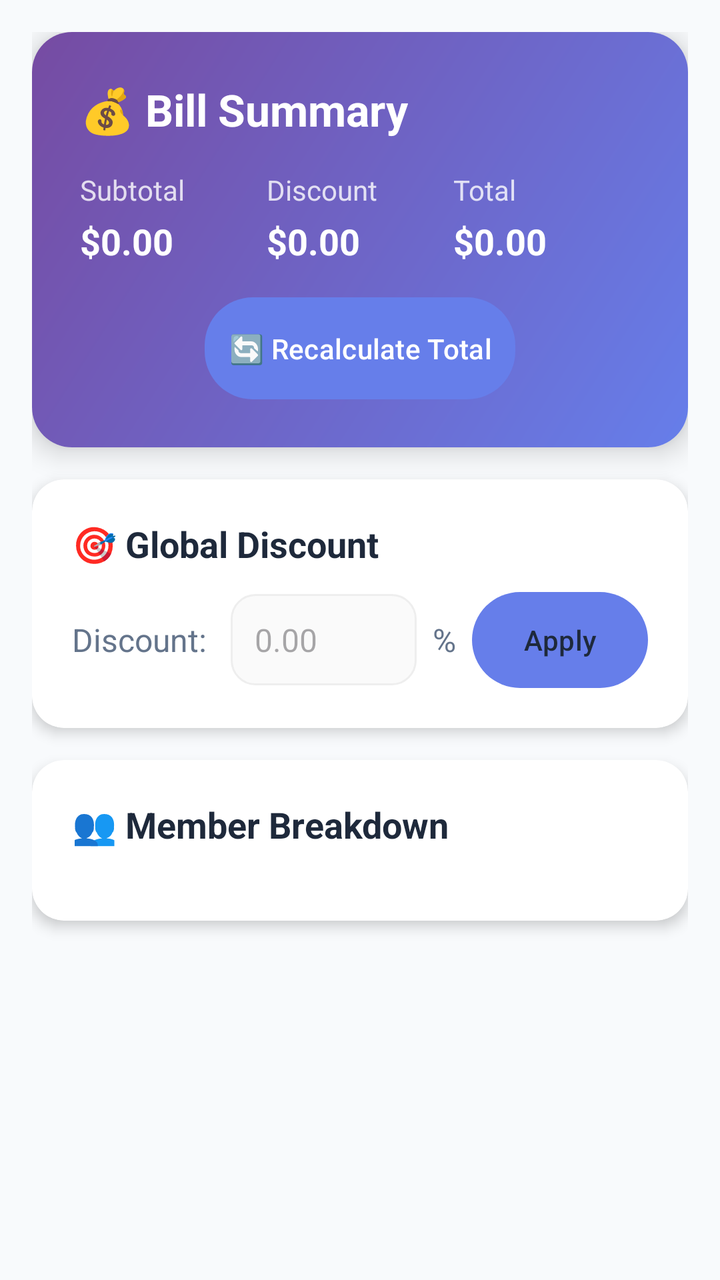
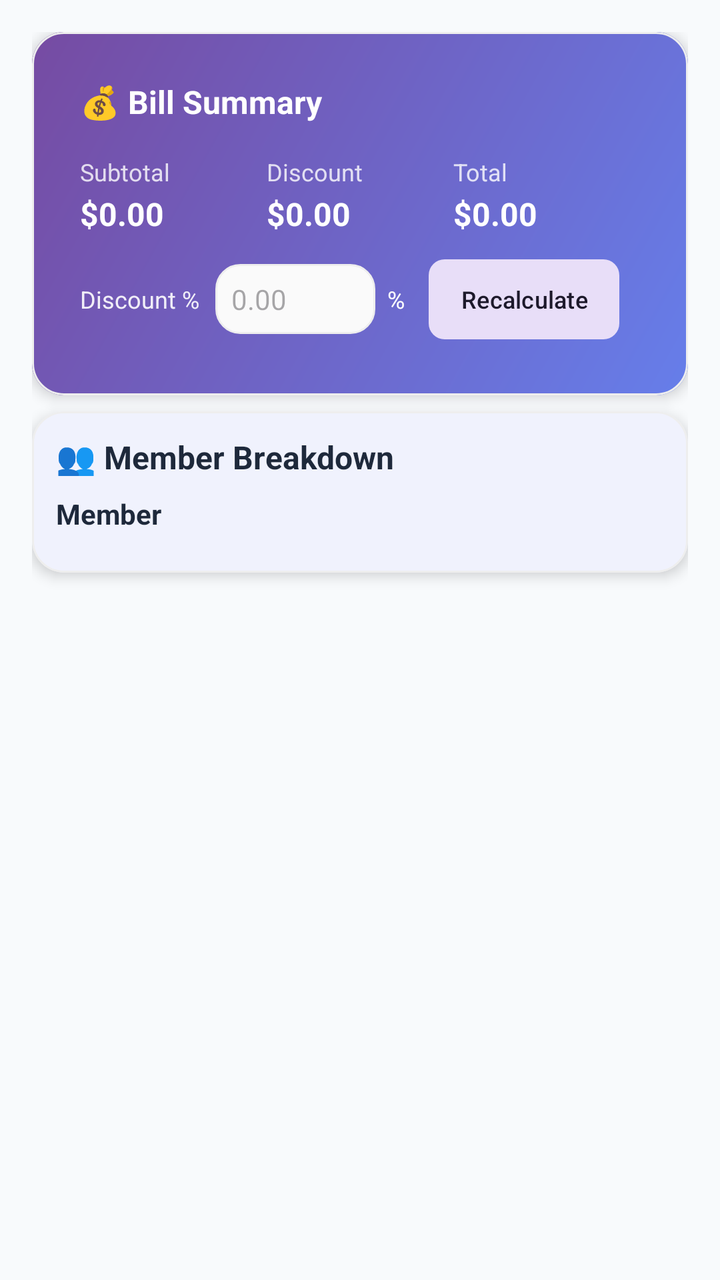

Compare the two renders of this Android layout. The source of the first and the diff that turns it into the second are given below.
<!-- AndroidManifest.xml: application theme Theme.NewtownBillSplitter -->
<!-- res/layout/fragment_totals.xml -->
<?xml version="1.0" encoding="utf-8"?>
<ScrollView xmlns:android="http://schemas.android.com/apk/res/android"
    xmlns:app="http://schemas.android.com/apk/res-auto"
    android:layout_width="match_parent"
    android:layout_height="match_parent"
    android:background="@color/background_primary"
    android:fillViewport="true">

    <LinearLayout
        android:layout_width="match_parent"
        android:layout_height="wrap_content"
        android:orientation="vertical"
        android:padding="16dp">

        
        <androidx.cardview.widget.CardView
            android:layout_width="match_parent"
            android:layout_height="wrap_content"
            android:layout_marginBottom="16dp"
            app:cardBackgroundColor="@color/background_card"
            app:cardCornerRadius="20dp"
            app:cardElevation="8dp">

            <LinearLayout
                android:layout_width="match_parent"
                android:layout_height="wrap_content"
                android:background="@drawable/gradient_primary"
                android:orientation="vertical"
                android:padding="24dp">

                <TextView
                    android:layout_width="wrap_content"
                    android:layout_height="wrap_content"
                    android:text="💰 Bill Summary"
                    android:textColor="@color/text_inverse"
                    android:textSize="22sp"
                    android:textStyle="bold" />

                <LinearLayout
                    android:layout_width="match_parent"
                    android:layout_height="wrap_content"
                    android:layout_marginTop="16dp"
                    android:orientation="horizontal">

                    <LinearLayout
                        android:layout_width="0dp"
                        android:layout_height="wrap_content"
                        android:layout_weight="1"
                        android:orientation="vertical">

                        <TextView
                            android:layout_width="wrap_content"
                            android:layout_height="wrap_content"
                            android:text="Subtotal"
                            android:textColor="@color/text_inverse"
                            android:textSize="14sp"
                            android:alpha="0.8" />

                        <TextView
                            android:id="@+id/subtotalText"
                            android:layout_width="wrap_content"
                            android:layout_height="wrap_content"
                            android:layout_marginTop="4dp"
                            android:text="$0.00"
                            android:textColor="@color/text_inverse"
                            android:textSize="18sp"
                            android:textStyle="bold" />

                    </LinearLayout>

                    <LinearLayout
                        android:layout_width="0dp"
                        android:layout_height="wrap_content"
                        android:layout_weight="1"
                        android:orientation="vertical">

                        <TextView
                            android:layout_width="wrap_content"
                            android:layout_height="wrap_content"
                            android:text="Discount"
                            android:textColor="@color/text_inverse"
                            android:textSize="14sp"
                            android:alpha="0.8" />

                        <TextView
                            android:id="@+id/discountText"
                            android:layout_width="wrap_content"
                            android:layout_height="wrap_content"
                            android:layout_marginTop="4dp"
                            android:text="$0.00"
                            android:textColor="@color/text_inverse"
                            android:textSize="18sp"
                            android:textStyle="bold" />

                    </LinearLayout>

                    <LinearLayout
                        android:layout_width="0dp"
                        android:layout_height="wrap_content"
                        android:layout_weight="1"
                        android:orientation="vertical">

                        <TextView
                            android:layout_width="wrap_content"
                            android:layout_height="wrap_content"
                            android:text="Total"
                            android:textColor="@color/text_inverse"
                            android:textSize="14sp"
                            android:alpha="0.8" />

                        <TextView
                            android:id="@+id/totalText"
                            android:layout_width="wrap_content"
                            android:layout_height="wrap_content"
                            android:layout_marginTop="4dp"
                            android:text="$0.00"
                            android:textColor="@color/text_inverse"
                            android:textSize="18sp"
                            android:textStyle="bold" />

                    </LinearLayout>

                </LinearLayout>

                
                <Button
                    android:id="@+id/recalculateTotalButton"
                    android:layout_width="wrap_content"
                    android:layout_height="wrap_content"
                    android:layout_marginTop="16dp"
                    android:layout_gravity="center"
                    android:text="🔄 Recalculate Total"
                    android:textColor="@color/text_inverse"
                    android:background="@drawable/button_background_selector"
                    android:padding="12dp"
                    android:textSize="14sp" />

            </LinearLayout>

        </androidx.cardview.widget.CardView>

        
        <androidx.cardview.widget.CardView
            android:layout_width="match_parent"
            android:layout_height="wrap_content"
            android:layout_marginBottom="16dp"
            app:cardBackgroundColor="@color/background_card"
            app:cardCornerRadius="16dp"
            app:cardElevation="4dp">

            <LinearLayout
                android:layout_width="match_parent"
                android:layout_height="wrap_content"
                android:orientation="vertical"
                android:padding="20dp">

                <TextView
                    android:layout_width="wrap_content"
                    android:layout_height="wrap_content"
                    android:text="🎯 Global Discount"
                    android:textColor="@color/text_primary"
                    android:textSize="18sp"
                    android:textStyle="bold" />

                <LinearLayout
                    android:layout_width="match_parent"
                    android:layout_height="wrap_content"
                    android:layout_marginTop="12dp"
                    android:gravity="center_vertical"
                    android:orientation="horizontal">

                    <TextView
                        android:layout_width="wrap_content"
                        android:layout_height="wrap_content"
                        android:text="Discount:"
                        android:textColor="@color/text_secondary"
                        android:textSize="16sp" />

                    <EditText
                        android:id="@+id/discountEditText"
                        android:layout_width="0dp"
                        android:layout_height="wrap_content"
                        android:layout_marginStart="12dp"
                        android:layout_weight="1"
                        android:background="@drawable/modern_input_background"
                        android:hint="0.00"
                        android:inputType="numberDecimal"
                        android:padding="12dp"
                        android:textColor="@color/text_primary"
                        android:textSize="16sp" />

                    <TextView
                        android:layout_width="wrap_content"
                        android:layout_height="wrap_content"
                        android:layout_marginStart="8dp"
                        android:text="%"
                        android:textColor="@color/text_secondary"
                        android:textSize="16sp" />

                    <Button
                        android:id="@+id/applyDiscountButton"
                        android:layout_width="wrap_content"
                        android:layout_height="wrap_content"
                        android:layout_marginStart="8dp"
                        android:text="Apply"
                        android:textSize="14sp"
                        android:background="@drawable/button_background_selector"
                        android:textColor="@color/text_primary"
                        android:padding="8dp" />

                </LinearLayout>

            </LinearLayout>

        </androidx.cardview.widget.CardView>

        
        <androidx.cardview.widget.CardView
            android:id="@+id/dealsDiscountsCard"
            android:layout_width="match_parent"
            android:layout_height="wrap_content"
            android:layout_marginBottom="16dp"
            android:visibility="gone"
            app:cardBackgroundColor="@color/background_card"
            app:cardCornerRadius="16dp"
            app:cardElevation="4dp">

            <LinearLayout
                android:layout_width="match_parent"
                android:layout_height="wrap_content"
                android:orientation="vertical"
                android:padding="20dp">

                <TextView
                    android:layout_width="wrap_content"
                    android:layout_height="wrap_content"
                    android:text="🎉 Deals &amp; Discounts"
                    android:textColor="@color/text_primary"
                    android:textSize="18sp"
                    android:textStyle="bold" />

                <TextView
                    android:id="@+id/dealsDiscountsText"
                    android:layout_width="match_parent"
                    android:layout_height="wrap_content"
                    android:layout_marginTop="12dp"
                    android:textColor="@color/text_secondary"
                    android:textSize="16sp"
                    android:lineSpacingExtra="4dp" />

            </LinearLayout>

        </androidx.cardview.widget.CardView>

        
        <androidx.cardview.widget.CardView
            android:layout_width="match_parent"
            android:layout_height="wrap_content"
            android:layout_marginBottom="16dp"
            app:cardBackgroundColor="@color/background_card"
            app:cardCornerRadius="16dp"
            app:cardElevation="4dp">

            <LinearLayout
                android:layout_width="match_parent"
                android:layout_height="wrap_content"
                android:orientation="vertical"
                android:padding="20dp">

                <TextView
                    android:layout_width="wrap_content"
                    android:layout_height="wrap_content"
                    android:text="👥 Member Breakdown"
                    android:textColor="@color/text_primary"
                    android:textSize="18sp"
                    android:textStyle="bold" />

                <androidx.recyclerview.widget.RecyclerView
                    android:id="@+id/memberBreakdownRecyclerView"
                    android:layout_width="match_parent"
                    android:layout_height="wrap_content"
                    android:layout_marginTop="16dp"
                    android:nestedScrollingEnabled="true"
                    android:scrollbars="vertical" />

            </LinearLayout>

        </androidx.cardview.widget.CardView>

    </LinearLayout>

</ScrollView>
<!-- resources referenced by this layout -->
<resources>
  <color name="background_card">#ffffff</color>
  <color name="background_primary">#f8fafc</color>
  <color name="text_inverse">#ffffff</color>
  <color name="text_primary">#1e293b</color>
  <color name="text_secondary">#64748b</color>
  <!-- drawable button_background_selector (drawable) -->
  <?xml version="1.0" encoding="utf-8"?>
  <ripple xmlns:android="http://schemas.android.com/apk/res/android"
      android:color="@color/accent_700">
      <item>
          <shape android:shape="rectangle">
              <solid android:color="@color/accent_500" />
              <corners android:radius="24dp" />
              <stroke
                  android:width="0dp"
                  android:color="@color/accent_500" />
          </shape>
      </item>
  </ripple>
  <!-- drawable gradient_primary (drawable) -->
  <?xml version="1.0" encoding="utf-8"?>
  <shape xmlns:android="http://schemas.android.com/apk/res/android">
      <gradient
          android:startColor="@color/primary_gradient_start"
          android:endColor="@color/primary_gradient_end"
          android:angle="135" />
  </shape>
  <!-- drawable modern_input_background (drawable) -->
  <?xml version="1.0" encoding="utf-8"?>
  <shape xmlns:android="http://schemas.android.com/apk/res/android">
      <solid android:color="@color/gray_50" />
      <corners android:radius="12dp" />
      <stroke
          android:width="1dp"
          android:color="@color/gray_200" />
  </shape>
  <style name="Theme.NewtownBillSplitter" parent="Theme.Material3.DayNight">
          
          <item name="windowActionBar">false</item>
          <item name="windowNoTitle">true</item>
          
          
          <item name="colorPrimary">@color/primary_500</item>
          <item name="colorPrimaryVariant">@color/primary_700</item>
          <item name="colorOnPrimary">@color/white</item>
          
          
          <item name="colorSecondary">@color/accent_500</item>
          <item name="colorSecondaryVariant">@color/accent_700</item>
          <item name="colorOnSecondary">@color/white</item>
          
          
          <item name="android:statusBarColor">@color/primary_500</item>
          
          
          <item name="android:colorBackground">@color/background_primary</item>
          <item name="colorSurface">@color/background_card</item>
          <item name="colorOnSurface">@color/text_primary</item>
          
          
          <item name="android:textColorPrimary">@color/text_primary</item>
          <item name="android:textColorSecondary">@color/text_secondary</item>
          
          
          <item name="cardBackgroundColor">@color/background_card</item>
          <item name="cardCornerRadius">12dp</item>
          <item name="cardElevation">4dp</item>
      </style>
  <color name="accent_700">#3a86cc</color>
  <color name="accent_500">#4facfe</color>
  <color name="primary_gradient_start">#667eea</color>
  <color name="primary_gradient_end">#764ba2</color>
  <color name="gray_50">#fafafa</color>
  <color name="gray_200">#eeeeee</color>
  <color name="primary_500">#667eea</color>
  <color name="primary_700">#4e5fc6</color>
  <color name="white">#FFFFFF</color>
</resources>

<!-- the commit's change to res/layout/fragment_totals.xml (unified diff, before → after) -->
@@ -13,13 +13,15 @@
         android:padding="16dp">
 
         
-        <androidx.cardview.widget.CardView
+        <com.google.android.material.card.MaterialCardView
             android:layout_width="match_parent"
             android:layout_height="wrap_content"
-            android:layout_marginBottom="16dp"
+            android:layout_marginBottom="8dp"
             app:cardBackgroundColor="@color/background_card"
-            app:cardCornerRadius="20dp"
-            app:cardElevation="8dp">
+            app:cardCornerRadius="16dp"
+            app:cardElevation="4dp"
+            app:strokeColor="@color/gray_200"
+            app:strokeWidth="1dp">
 
             <LinearLayout
                 android:layout_width="match_parent"
@@ -33,7 +35,7 @@
                     android:layout_height="wrap_content"
                     android:text="💰 Bill Summary"
                     android:textColor="@color/text_inverse"
-                    android:textSize="22sp"
+                    android:textSize="16sp"
                     android:textStyle="bold" />
 
                 <LinearLayout
@@ -53,17 +55,17 @@
                             android:layout_height="wrap_content"
                             android:text="Subtotal"
                             android:textColor="@color/text_inverse"
-                            android:textSize="14sp"
+                            android:textSize="12sp"
                             android:alpha="0.8" />
 
                         <TextView
                             android:id="@+id/subtotalText"
                             android:layout_width="wrap_content"
                             android:layout_height="wrap_content"
-                            android:layout_marginTop="4dp"
+                            android:layout_marginTop="2dp"
                             android:text="$0.00"
                             android:textColor="@color/text_inverse"
-                            android:textSize="18sp"
+                            android:textSize="16sp"
                             android:textStyle="bold" />
 
                     </LinearLayout>
@@ -79,17 +81,17 @@
                             android:layout_height="wrap_content"
                             android:text="Discount"
                             android:textColor="@color/text_inverse"
-                            android:textSize="14sp"
+                            android:textSize="12sp"
                             android:alpha="0.8" />
 
                         <TextView
                             android:id="@+id/discountText"
                             android:layout_width="wrap_content"
                             android:layout_height="wrap_content"
-                            android:layout_marginTop="4dp"
+                            android:layout_marginTop="2dp"
                             android:text="$0.00"
                             android:textColor="@color/text_inverse"
-                            android:textSize="18sp"
+                            android:textSize="16sp"
                             android:textStyle="bold" />
 
                     </LinearLayout>
@@ -105,17 +107,17 @@
                             android:layout_height="wrap_content"
                             android:text="Total"
                             android:textColor="@color/text_inverse"
-                            android:textSize="14sp"
+                            android:textSize="12sp"
                             android:alpha="0.8" />
 
                         <TextView
                             android:id="@+id/totalText"
                             android:layout_width="wrap_content"
                             android:layout_height="wrap_content"
-                            android:layout_marginTop="4dp"
+                            android:layout_marginTop="2dp"
                             android:text="$0.00"
                             android:textColor="@color/text_inverse"
-                            android:textSize="18sp"
+                            android:textSize="16sp"
                             android:textStyle="bold" />
 
                     </LinearLayout>
@@ -123,99 +125,62 @@
                 </LinearLayout>
 
                 
-                <Button
-                    android:id="@+id/recalculateTotalButton"
-                    android:layout_width="wrap_content"
-                    android:layout_height="wrap_content"
-                    android:layout_marginTop="16dp"
-                    android:layout_gravity="center"
-                    android:text="🔄 Recalculate Total"
-                    android:textColor="@color/text_inverse"
-                    android:background="@drawable/button_background_selector"
-                    android:padding="12dp"
-                    android:textSize="14sp" />
-
-            </LinearLayout>
-
-        </androidx.cardview.widget.CardView>
-
-        
-        <androidx.cardview.widget.CardView
-            android:layout_width="match_parent"
-            android:layout_height="wrap_content"
-            android:layout_marginBottom="16dp"
-            app:cardBackgroundColor="@color/background_card"
-            app:cardCornerRadius="16dp"
-            app:cardElevation="4dp">
-
-            <LinearLayout
-                android:layout_width="match_parent"
-                android:layout_height="wrap_content"
-                android:orientation="vertical"
-                android:padding="20dp">
-
-                <TextView
-                    android:layout_width="wrap_content"
-                    android:layout_height="wrap_content"
-                    android:text="🎯 Global Discount"
-                    android:textColor="@color/text_primary"
-                    android:textSize="18sp"
-                    android:textStyle="bold" />
-
                 <LinearLayout
                     android:layout_width="match_parent"
                     android:layout_height="wrap_content"
-                    android:layout_marginTop="12dp"
+                    android:layout_marginTop="8dp"
                     android:gravity="center_vertical"
                     android:orientation="horizontal">
 
                     <TextView
                         android:layout_width="wrap_content"
                         android:layout_height="wrap_content"
-                        android:text="Discount:"
-                        android:textColor="@color/text_secondary"
-                        android:textSize="16sp" />
+                        android:text="Discount %"
+                        android:textColor="@color/text_inverse"
+                        android:textSize="12sp"
+                        android:alpha="0.9" />
 
                     <EditText
                         android:id="@+id/discountEditText"
-                        android:layout_width="0dp"
-                        android:layout_height="wrap_content"
-                        android:layout_marginStart="12dp"
-                        android:layout_weight="1"
+                        android:layout_width="80dp"
+                        android:layout_height="wrap_content"
+                        android:layout_marginStart="8dp"
                         android:background="@drawable/modern_input_background"
                         android:hint="0.00"
                         android:inputType="numberDecimal"
-                        android:padding="12dp"
+                        android:padding="8dp"
                         android:textColor="@color/text_primary"
-                        android:textSize="16sp" />
+                        android:textSize="14sp" />
 
                     <TextView
                         android:layout_width="wrap_content"
                         android:layout_height="wrap_content"
-                        android:layout_marginStart="8dp"
+                        android:layout_marginStart="6dp"
                         android:text="%"
-                        android:textColor="@color/text_secondary"
-                        android:textSize="16sp" />
-
-                    <Button
-                        android:id="@+id/applyDiscountButton"
+                        android:textColor="@color/text_inverse"
+                        android:textSize="12sp" />
+
+                    <com.google.android.material.button.MaterialButton
+                        android:id="@+id/recalculateButton"
                         android:layout_width="wrap_content"
                         android:layout_height="wrap_content"
-                        android:layout_marginStart="8dp"
-                        android:text="Apply"
-                        android:textSize="14sp"
-                        android:background="@drawable/button_background_selector"
-                        android:textColor="@color/text_primary"
-                        android:padding="8dp" />
-
+                        android:layout_marginStart="12dp"
+                        android:text="Recalculate"
+                        android:textSize="12sp"
+                        android:paddingHorizontal="16dp"
+                        android:paddingVertical="8dp"
+                        app:cornerRadius="8dp"
+                        style="@style/Widget.Material3.Button.TonalButton" />
                 </LinearLayout>
 
             </LinearLayout>
 
-        </androidx.cardview.widget.CardView>
-
-        
-        <androidx.cardview.widget.CardView
+            </com.google.android.material.card.MaterialCardView>
+
+        
+
+        
+        <com.google.android.material.card.MaterialCardView
             android:id="@+id/dealsDiscountsCard"
             android:layout_width="match_parent"
             android:layout_height="wrap_content"
@@ -223,7 +188,9 @@
             android:visibility="gone"
             app:cardBackgroundColor="@color/background_card"
             app:cardCornerRadius="16dp"
-            app:cardElevation="4dp">
+            app:cardElevation="4dp"
+            app:strokeColor="@color/gray_200"
+            app:strokeWidth="1dp">
 
             <LinearLayout
                 android:layout_width="match_parent"
@@ -250,42 +217,56 @@
 
             </LinearLayout>
 
-        </androidx.cardview.widget.CardView>
-
-        
-        <androidx.cardview.widget.CardView
+        </com.google.android.material.card.MaterialCardView>
+
+        
+        <com.google.android.material.card.MaterialCardView
             android:layout_width="match_parent"
             android:layout_height="wrap_content"
             android:layout_marginBottom="16dp"
             app:cardBackgroundColor="@color/background_card"
             app:cardCornerRadius="16dp"
-            app:cardElevation="4dp">
+            app:cardElevation="4dp"
+            app:strokeColor="@color/gray_200"
+            app:strokeWidth="1dp">
 
             <LinearLayout
                 android:layout_width="match_parent"
                 android:layout_height="wrap_content"
                 android:orientation="vertical"
-                android:padding="20dp">
+                android:padding="12dp">
 
                 <TextView
                     android:layout_width="wrap_content"
                     android:layout_height="wrap_content"
                     android:text="👥 Member Breakdown"
                     android:textColor="@color/text_primary"
-                    android:textSize="18sp"
+                    android:textSize="16sp"
                     android:textStyle="bold" />
 
+                <TextView
+                    android:id="@+id/memberPagerTitle"
+                    android:layout_width="match_parent"
+                    android:layout_height="wrap_content"
+                    android:layout_marginTop="8dp"
+                    android:text="Member"
+                    android:textColor="@color/text_primary"
+                    android:textSize="14sp"
+                    android:textStyle="bold"/>
+
                 <androidx.recyclerview.widget.RecyclerView
-                    android:id="@+id/memberBreakdownRecyclerView"
-                    android:layout_width="match_parent"
-                    android:layout_height="wrap_content"
-                    android:layout_marginTop="16dp"
-                    android:nestedScrollingEnabled="true"
-                    android:scrollbars="vertical" />
+                    android:id="@+id/memberCarouselRecyclerView"
+                    android:layout_width="match_parent"
+                    android:layout_height="wrap_content"
+                    android:layout_marginTop="8dp"
+                    android:overScrollMode="never"
+                    android:clipToPadding="false"
+                    android:paddingLeft="16dp"
+                    android:paddingRight="16dp"/>
 
             </LinearLayout>
 
-        </androidx.cardview.widget.CardView>
+        </com.google.android.material.card.MaterialCardView>
 
     </LinearLayout>
 
<!-- resource entries referenced after the edit -->
@@ -5,20 +5,6 @@
   <color name="text_inverse">#ffffff</color>
   <color name="text_primary">#1e293b</color>
   <color name="text_secondary">#64748b</color>
-  <!-- drawable button_background_selector (drawable) -->
-  <?xml version="1.0" encoding="utf-8"?>
-  <ripple xmlns:android="http://schemas.android.com/apk/res/android"
-      android:color="@color/accent_700">
-      <item>
-          <shape android:shape="rectangle">
-              <solid android:color="@color/accent_500" />
-              <corners android:radius="24dp" />
-              <stroke
-                  android:width="0dp"
-                  android:color="@color/accent_500" />
-          </shape>
-      </item>
-  </ripple>
   <!-- drawable gradient_primary (drawable) -->
   <?xml version="1.0" encoding="utf-8"?>
   <shape xmlns:android="http://schemas.android.com/apk/res/android">
